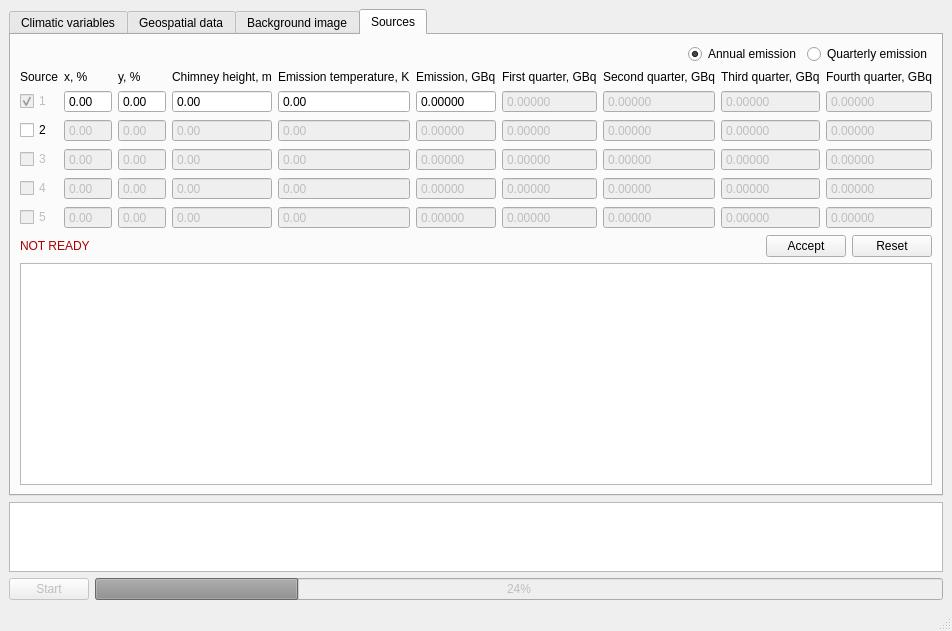
Before: the Qt Designer form mainwindow.ui in czertyaka/gaussian_dispersal, drawn with Qt 5.
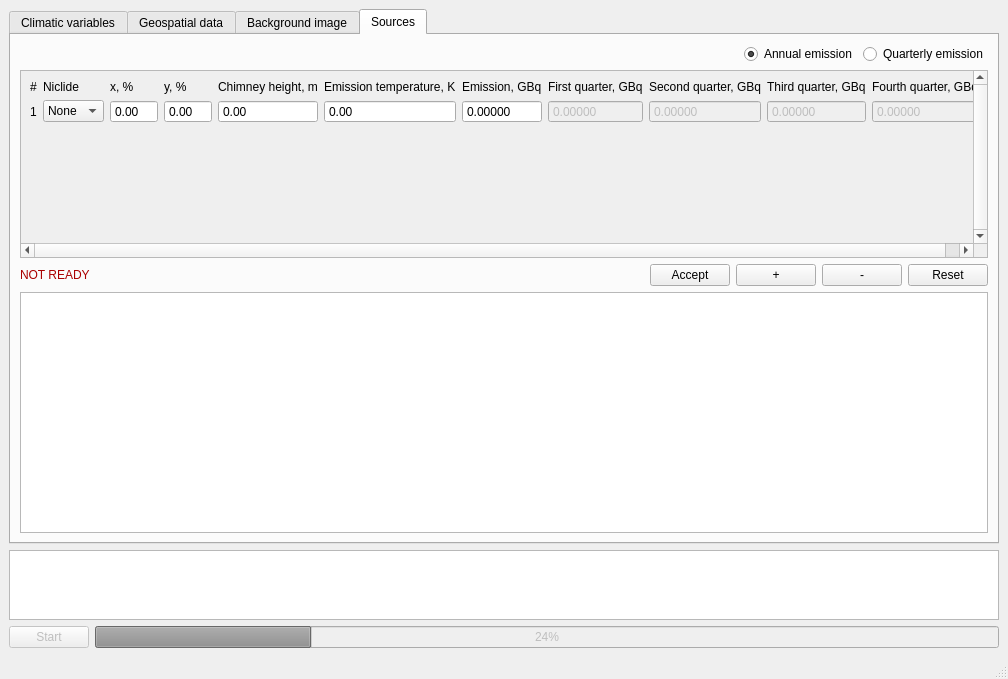
After: the same form once the commit is applied. The open tabs and pages were chosen to show the change.

Commit message: GUI: new source table

The edit to the form file:
```diff
--- a/mainwindow.ui
+++ b/mainwindow.ui
@@ -6,8 +6,8 @@
    <rect>
     <x>0</x>
     <y>0</y>
-    <width>869</width>
-    <height>631</height>
+    <width>1008</width>
+    <height>679</height>
    </rect>
   </property>
   <property name="windowTitle">
@@ -846,780 +846,297 @@
               </item>
              </layout>
             </item>
-            <item>
-             <layout class="QGridLayout" name="sourceTableLayout">
-              <item row="0" column="0">
-               <widget class="QLabel" name="srcLabel">
-                <property name="text">
-                 <string>Source</string>
-                </property>
-               </widget>
-              </item>
-              <item row="0" column="1">
-               <widget class="QLabel" name="xLabel">
-                <property name="text">
-                 <string>x, %</string>
-                </property>
-               </widget>
-              </item>
-              <item row="0" column="2">
-               <widget class="QLabel" name="yLabel">
-                <property name="text">
-                 <string>y, %</string>
-                </property>
-               </widget>
-              </item>
-              <item row="0" column="3">
-               <widget class="QLabel" name="heightLabel">
-                <property name="text">
-                 <string>Chimney height, m</string>
-                </property>
-               </widget>
-              </item>
-              <item row="0" column="4">
-               <widget class="QLabel" name="tempLabel">
-                <property name="text">
-                 <string>Emission temperature, K</string>
-                </property>
-               </widget>
-              </item>
-              <item row="0" column="5">
-               <widget class="QLabel" name="annualEmLabel">
-                <property name="text">
-                 <string>Emission, GBq</string>
-                </property>
-               </widget>
-              </item>
-              <item row="0" column="6">
-               <widget class="QLabel" name="q1Label">
-                <property name="text">
-                 <string>First quarter, GBq</string>
-                </property>
-               </widget>
-              </item>
-              <item row="0" column="7">
-               <widget class="QLabel" name="q2Label">
-                <property name="text">
-                 <string>Second quarter, GBq</string>
-                </property>
-               </widget>
-              </item>
-              <item row="0" column="8">
-               <widget class="QLabel" name="q3Label">
-                <property name="text">
-                 <string>Third quarter, GBq</string>
-                </property>
-               </widget>
-              </item>
-              <item row="0" column="9">
-               <widget class="QLabel" name="q4Label">
-                <property name="text">
-                 <string>Fourth quarter, GBq</string>
-                </property>
-               </widget>
-              </item>
-              <item row="1" column="0">
-               <widget class="QCheckBox" name="srcCheckBox">
-                <property name="enabled">
-                 <bool>false</bool>
-                </property>
-                <property name="text">
-                 <string>1</string>
-                </property>
-                <property name="checkable">
-                 <bool>true</bool>
-                </property>
-                <property name="checked">
-                 <bool>true</bool>
-                </property>
-               </widget>
-              </item>
-              <item row="1" column="1">
-               <widget class="QDoubleSpinBox" name="x1">
-                <property name="buttonSymbols">
-                 <enum>QAbstractSpinBox::NoButtons</enum>
-                </property>
-                <property name="maximum">
-                 <double>100.000000000000000</double>
-                </property>
-               </widget>
-              </item>
-              <item row="1" column="2">
-               <widget class="QDoubleSpinBox" name="y1">
-                <property name="buttonSymbols">
-                 <enum>QAbstractSpinBox::NoButtons</enum>
-                </property>
-                <property name="maximum">
-                 <double>100.000000000000000</double>
-                </property>
-               </widget>
-              </item>
-              <item row="1" column="3">
-               <widget class="QDoubleSpinBox" name="h1">
-                <property name="buttonSymbols">
-                 <enum>QAbstractSpinBox::NoButtons</enum>
-                </property>
-                <property name="maximum">
-                 <double>1000.000000000000000</double>
-                </property>
-               </widget>
-              </item>
-              <item row="1" column="4">
-               <widget class="QDoubleSpinBox" name="t1">
-                <property name="buttonSymbols">
-                 <enum>QAbstractSpinBox::NoButtons</enum>
-                </property>
-                <property name="maximum">
-                 <double>999.000000000000000</double>
-                </property>
-               </widget>
-              </item>
-              <item row="1" column="5">
-               <widget class="QDoubleSpinBox" name="e1">
-                <property name="buttonSymbols">
-                 <enum>QAbstractSpinBox::NoButtons</enum>
-                </property>
-                <property name="decimals">
-                 <number>5</number>
-                </property>
-                <property name="maximum">
-                 <double>1000.000000000000000</double>
-                </property>
-               </widget>
-              </item>
-              <item row="1" column="6">
-               <widget class="QDoubleSpinBox" name="q11">
-                <property name="enabled">
-                 <bool>false</bool>
-                </property>
-                <property name="buttonSymbols">
-                 <enum>QAbstractSpinBox::NoButtons</enum>
-                </property>
-                <property name="decimals">
-                 <number>5</number>
-                </property>
-                <property name="maximum">
-                 <double>1000.000000000000000</double>
-                </property>
-               </widget>
-              </item>
-              <item row="1" column="7">
-               <widget class="QDoubleSpinBox" name="q21">
-                <property name="enabled">
-                 <bool>false</bool>
-                </property>
-                <property name="buttonSymbols">
-                 <enum>QAbstractSpinBox::NoButtons</enum>
-                </property>
-                <property name="decimals">
-                 <number>5</number>
-                </property>
-                <property name="maximum">
-                 <double>1000.000000000000000</double>
-                </property>
-               </widget>
-              </item>
-              <item row="1" column="8">
-               <widget class="QDoubleSpinBox" name="q31">
-                <property name="enabled">
-                 <bool>false</bool>
-                </property>
-                <property name="buttonSymbols">
-                 <enum>QAbstractSpinBox::NoButtons</enum>
-                </property>
-                <property name="decimals">
-                 <number>5</number>
-                </property>
-                <property name="maximum">
-                 <double>1000.000000000000000</double>
-                </property>
-               </widget>
-              </item>
-              <item row="1" column="9">
-               <widget class="QDoubleSpinBox" name="q41">
-                <property name="enabled">
-                 <bool>false</bool>
-                </property>
-                <property name="buttonSymbols">
-                 <enum>QAbstractSpinBox::NoButtons</enum>
-                </property>
-                <property name="decimals">
-                 <number>5</number>
-                </property>
-                <property name="maximum">
-                 <double>1000.000000000000000</double>
-                </property>
-               </widget>
-              </item>
-              <item row="2" column="0">
-               <widget class="QCheckBox" name="srcCheckBox_2">
-                <property name="text">
-                 <string>2</string>
-                </property>
-               </widget>
-              </item>
-              <item row="2" column="1">
-               <widget class="QDoubleSpinBox" name="x2">
-                <property name="enabled">
-                 <bool>false</bool>
-                </property>
-                <property name="buttonSymbols">
-                 <enum>QAbstractSpinBox::NoButtons</enum>
-                </property>
-                <property name="maximum">
-                 <double>100.000000000000000</double>
-                </property>
-               </widget>
-              </item>
-              <item row="2" column="2">
-               <widget class="QDoubleSpinBox" name="y2">
-                <property name="enabled">
-                 <bool>false</bool>
-                </property>
-                <property name="buttonSymbols">
-                 <enum>QAbstractSpinBox::NoButtons</enum>
-                </property>
-                <property name="maximum">
-                 <double>100.000000000000000</double>
-                </property>
-               </widget>
-              </item>
-              <item row="2" column="3">
-               <widget class="QDoubleSpinBox" name="h2">
-                <property name="enabled">
-                 <bool>false</bool>
-                </property>
-                <property name="buttonSymbols">
-                 <enum>QAbstractSpinBox::NoButtons</enum>
-                </property>
-                <property name="maximum">
-                 <double>1000.000000000000000</double>
-                </property>
-               </widget>
-              </item>
-              <item row="2" column="4">
-               <widget class="QDoubleSpinBox" name="t2">
-                <property name="enabled">
-                 <bool>false</bool>
-                </property>
-                <property name="buttonSymbols">
-                 <enum>QAbstractSpinBox::NoButtons</enum>
-                </property>
-                <property name="maximum">
-                 <double>999.000000000000000</double>
-                </property>
-               </widget>
-              </item>
-              <item row="2" column="5">
-               <widget class="QDoubleSpinBox" name="e2">
-                <property name="enabled">
-                 <bool>false</bool>
-                </property>
-                <property name="buttonSymbols">
-                 <enum>QAbstractSpinBox::NoButtons</enum>
-                </property>
-                <property name="decimals">
-                 <number>5</number>
-                </property>
-                <property name="maximum">
-                 <double>1000.000000000000000</double>
-                </property>
-               </widget>
-              </item>
-              <item row="2" column="6">
-               <widget class="QDoubleSpinBox" name="q12">
-                <property name="enabled">
-                 <bool>false</bool>
-                </property>
-                <property name="buttonSymbols">
-                 <enum>QAbstractSpinBox::NoButtons</enum>
-                </property>
-                <property name="decimals">
-                 <number>5</number>
-                </property>
-                <property name="maximum">
-                 <double>1000.000000000000000</double>
-                </property>
-               </widget>
-              </item>
-              <item row="2" column="7">
-               <widget class="QDoubleSpinBox" name="q22">
-                <property name="enabled">
-                 <bool>false</bool>
-                </property>
-                <property name="buttonSymbols">
-                 <enum>QAbstractSpinBox::NoButtons</enum>
-                </property>
-                <property name="decimals">
-                 <number>5</number>
-                </property>
-                <property name="maximum">
-                 <double>1000.000000000000000</double>
-                </property>
-               </widget>
-              </item>
-              <item row="2" column="8">
-               <widget class="QDoubleSpinBox" name="q32">
-                <property name="enabled">
-                 <bool>false</bool>
-                </property>
-                <property name="buttonSymbols">
-                 <enum>QAbstractSpinBox::NoButtons</enum>
-                </property>
-                <property name="decimals">
-                 <number>5</number>
-                </property>
-                <property name="maximum">
-                 <double>1000.000000000000000</double>
-                </property>
-               </widget>
-              </item>
-              <item row="2" column="9">
-               <widget class="QDoubleSpinBox" name="q42">
-                <property name="enabled">
-                 <bool>false</bool>
-                </property>
-                <property name="buttonSymbols">
-                 <enum>QAbstractSpinBox::NoButtons</enum>
-                </property>
-                <property name="decimals">
-                 <number>5</number>
-                </property>
-                <property name="maximum">
-                 <double>1000.000000000000000</double>
-                </property>
-               </widget>
-              </item>
-              <item row="3" column="0">
-               <widget class="QCheckBox" name="srcCheckBox_3">
-                <property name="enabled">
-                 <bool>false</bool>
-                </property>
-                <property name="text">
-                 <string>3</string>
-                </property>
-               </widget>
-              </item>
-              <item row="3" column="1">
-               <widget class="QDoubleSpinBox" name="x3">
-                <property name="enabled">
-                 <bool>false</bool>
-                </property>
-                <property name="buttonSymbols">
-                 <enum>QAbstractSpinBox::NoButtons</enum>
-                </property>
-                <property name="maximum">
-                 <double>100.000000000000000</double>
-                </property>
-               </widget>
-              </item>
-              <item row="3" column="2">
-               <widget class="QDoubleSpinBox" name="y3">
-                <property name="enabled">
-                 <bool>false</bool>
-                </property>
-                <property name="buttonSymbols">
-                 <enum>QAbstractSpinBox::NoButtons</enum>
-                </property>
-                <property name="maximum">
-                 <double>100.000000000000000</double>
-                </property>
-               </widget>
-              </item>
-              <item row="3" column="3">
-               <widget class="QDoubleSpinBox" name="h3">
-                <property name="enabled">
-                 <bool>false</bool>
-                </property>
-                <property name="buttonSymbols">
-                 <enum>QAbstractSpinBox::NoButtons</enum>
-                </property>
-                <property name="maximum">
-                 <double>1000.000000000000000</double>
-                </property>
-               </widget>
-              </item>
-              <item row="3" column="4">
-               <widget class="QDoubleSpinBox" name="t3">
-                <property name="enabled">
-                 <bool>false</bool>
-                </property>
-                <property name="buttonSymbols">
-                 <enum>QAbstractSpinBox::NoButtons</enum>
-                </property>
-                <property name="maximum">
-                 <double>999.000000000000000</double>
-                </property>
-               </widget>
-              </item>
-              <item row="3" column="5">
-               <widget class="QDoubleSpinBox" name="e3">
-                <property name="enabled">
-                 <bool>false</bool>
-                </property>
-                <property name="buttonSymbols">
-                 <enum>QAbstractSpinBox::NoButtons</enum>
-                </property>
-                <property name="decimals">
-                 <number>5</number>
-                </property>
-                <property name="maximum">
-                 <double>1000.000000000000000</double>
-                </property>
-               </widget>
-              </item>
-              <item row="3" column="6">
-               <widget class="QDoubleSpinBox" name="q13">
-                <property name="enabled">
-                 <bool>false</bool>
-                </property>
-                <property name="buttonSymbols">
-                 <enum>QAbstractSpinBox::NoButtons</enum>
-                </property>
-                <property name="decimals">
-                 <number>5</number>
-                </property>
-                <property name="maximum">
-                 <double>1000.000000000000000</double>
-                </property>
-               </widget>
-              </item>
-              <item row="3" column="7">
-               <widget class="QDoubleSpinBox" name="q23">
-                <property name="enabled">
-                 <bool>false</bool>
-                </property>
-                <property name="buttonSymbols">
-                 <enum>QAbstractSpinBox::NoButtons</enum>
-                </property>
-                <property name="decimals">
-                 <number>5</number>
-                </property>
-                <property name="maximum">
-                 <double>1000.000000000000000</double>
-                </property>
-               </widget>
-              </item>
-              <item row="3" column="8">
-               <widget class="QDoubleSpinBox" name="q33">
-                <property name="enabled">
-                 <bool>false</bool>
-                </property>
-                <property name="buttonSymbols">
-                 <enum>QAbstractSpinBox::NoButtons</enum>
-                </property>
-                <property name="decimals">
-                 <number>5</number>
-                </property>
-                <property name="maximum">
-                 <double>1000.000000000000000</double>
-                </property>
-               </widget>
-              </item>
-              <item row="3" column="9">
-               <widget class="QDoubleSpinBox" name="q43">
-                <property name="enabled">
-                 <bool>false</bool>
-                </property>
-                <property name="buttonSymbols">
-                 <enum>QAbstractSpinBox::NoButtons</enum>
-                </property>
-                <property name="decimals">
-                 <number>5</number>
-                </property>
-                <property name="maximum">
-                 <double>1000.000000000000000</double>
-                </property>
-               </widget>
-              </item>
-              <item row="4" column="0">
-               <widget class="QCheckBox" name="srcCheckBox_4">
-                <property name="enabled">
-                 <bool>false</bool>
-                </property>
-                <property name="text">
-                 <string>4</string>
-                </property>
-               </widget>
-              </item>
-              <item row="4" column="1">
-               <widget class="QDoubleSpinBox" name="x4">
-                <property name="enabled">
-                 <bool>false</bool>
-                </property>
-                <property name="buttonSymbols">
-                 <enum>QAbstractSpinBox::NoButtons</enum>
-                </property>
-                <property name="maximum">
-                 <double>100.000000000000000</double>
-                </property>
-               </widget>
-              </item>
-              <item row="4" column="2">
-               <widget class="QDoubleSpinBox" name="y4">
-                <property name="enabled">
-                 <bool>false</bool>
-                </property>
-                <property name="buttonSymbols">
-                 <enum>QAbstractSpinBox::NoButtons</enum>
-                </property>
-                <property name="maximum">
-                 <double>100.000000000000000</double>
-                </property>
-               </widget>
-              </item>
-              <item row="4" column="4">
-               <widget class="QDoubleSpinBox" name="t4">
-                <property name="enabled">
-                 <bool>false</bool>
-                </property>
-                <property name="buttonSymbols">
-                 <enum>QAbstractSpinBox::NoButtons</enum>
-                </property>
-                <property name="maximum">
-                 <double>999.000000000000000</double>
-                </property>
-               </widget>
-              </item>
-              <item row="4" column="5">
-               <widget class="QDoubleSpinBox" name="e4">
-                <property name="enabled">
-                 <bool>false</bool>
-                </property>
-                <property name="buttonSymbols">
-                 <enum>QAbstractSpinBox::NoButtons</enum>
-                </property>
-                <property name="decimals">
-                 <number>5</number>
-                </property>
-                <property name="maximum">
-                 <double>1000.000000000000000</double>
-                </property>
-               </widget>
-              </item>
-              <item row="4" column="6">
-               <widget class="QDoubleSpinBox" name="q14">
-                <property name="enabled">
-                 <bool>false</bool>
-                </property>
-                <property name="buttonSymbols">
-                 <enum>QAbstractSpinBox::NoButtons</enum>
-                </property>
-                <property name="decimals">
-                 <number>5</number>
-                </property>
-                <property name="maximum">
-                 <double>1000.000000000000000</double>
-                </property>
-               </widget>
-              </item>
-              <item row="4" column="7">
-               <widget class="QDoubleSpinBox" name="q24">
-                <property name="enabled">
-                 <bool>false</bool>
-                </property>
-                <property name="buttonSymbols">
-                 <enum>QAbstractSpinBox::NoButtons</enum>
-                </property>
-                <property name="decimals">
-                 <number>5</number>
-                </property>
-                <property name="maximum">
-                 <double>1000.000000000000000</double>
-                </property>
-               </widget>
-              </item>
-              <item row="4" column="8">
-               <widget class="QDoubleSpinBox" name="q34">
-                <property name="enabled">
-                 <bool>false</bool>
-                </property>
-                <property name="buttonSymbols">
-                 <enum>QAbstractSpinBox::NoButtons</enum>
-                </property>
-                <property name="decimals">
-                 <number>5</number>
-                </property>
-                <property name="maximum">
-                 <double>1000.000000000000000</double>
-                </property>
-               </widget>
-              </item>
-              <item row="4" column="9">
-               <widget class="QDoubleSpinBox" name="q44">
-                <property name="enabled">
-                 <bool>false</bool>
-                </property>
-                <property name="buttonSymbols">
-                 <enum>QAbstractSpinBox::NoButtons</enum>
-                </property>
-                <property name="decimals">
-                 <number>5</number>
-                </property>
-                <property name="maximum">
-                 <double>1000.000000000000000</double>
-                </property>
-               </widget>
-              </item>
-              <item row="5" column="0">
-               <widget class="QCheckBox" name="srcCheckBox_5">
-                <property name="enabled">
-                 <bool>false</bool>
-                </property>
-                <property name="text">
-                 <string>5</string>
-                </property>
-               </widget>
-              </item>
-              <item row="5" column="1">
-               <widget class="QDoubleSpinBox" name="x5">
-                <property name="enabled">
-                 <bool>false</bool>
-                </property>
-                <property name="buttonSymbols">
-                 <enum>QAbstractSpinBox::NoButtons</enum>
-                </property>
-                <property name="maximum">
-                 <double>100.000000000000000</double>
-                </property>
-               </widget>
-              </item>
-              <item row="5" column="2">
-               <widget class="QDoubleSpinBox" name="y5">
-                <property name="enabled">
-                 <bool>false</bool>
-                </property>
-                <property name="buttonSymbols">
-                 <enum>QAbstractSpinBox::NoButtons</enum>
-                </property>
-                <property name="maximum">
-                 <double>100.000000000000000</double>
-                </property>
-               </widget>
-              </item>
-              <item row="5" column="3">
-               <widget class="QDoubleSpinBox" name="h5">
-                <property name="enabled">
-                 <bool>false</bool>
-                </property>
-                <property name="buttonSymbols">
-                 <enum>QAbstractSpinBox::NoButtons</enum>
-                </property>
-                <property name="maximum">
-                 <double>1000.000000000000000</double>
-                </property>
-               </widget>
-              </item>
-              <item row="5" column="4">
-               <widget class="QDoubleSpinBox" name="t5">
-                <property name="enabled">
-                 <bool>false</bool>
-                </property>
-                <property name="buttonSymbols">
-                 <enum>QAbstractSpinBox::NoButtons</enum>
-                </property>
-                <property name="maximum">
-                 <double>999.000000000000000</double>
-                </property>
-               </widget>
-              </item>
-              <item row="5" column="5">
-               <widget class="QDoubleSpinBox" name="e5">
-                <property name="enabled">
-                 <bool>false</bool>
-                </property>
-                <property name="buttonSymbols">
-                 <enum>QAbstractSpinBox::NoButtons</enum>
-                </property>
-                <property name="decimals">
-                 <number>5</number>
-                </property>
-                <property name="maximum">
-                 <double>1000.000000000000000</double>
-                </property>
-               </widget>
-              </item>
-              <item row="5" column="6">
-               <widget class="QDoubleSpinBox" name="q15">
-                <property name="enabled">
-                 <bool>false</bool>
-                </property>
-                <property name="buttonSymbols">
-                 <enum>QAbstractSpinBox::NoButtons</enum>
-                </property>
-                <property name="decimals">
-                 <number>5</number>
-                </property>
-                <property name="maximum">
-                 <double>1000.000000000000000</double>
-                </property>
-               </widget>
-              </item>
-              <item row="5" column="7">
-               <widget class="QDoubleSpinBox" name="q25">
-                <property name="enabled">
-                 <bool>false</bool>
-                </property>
-                <property name="buttonSymbols">
-                 <enum>QAbstractSpinBox::NoButtons</enum>
-                </property>
-                <property name="decimals">
-                 <number>5</number>
-                </property>
-                <property name="maximum">
-                 <double>1000.000000000000000</double>
-                </property>
-               </widget>
-              </item>
-              <item row="5" column="8">
-               <widget class="QDoubleSpinBox" name="q35">
-                <property name="enabled">
-                 <bool>false</bool>
-                </property>
-                <property name="buttonSymbols">
-                 <enum>QAbstractSpinBox::NoButtons</enum>
-                </property>
-                <property name="decimals">
-                 <number>5</number>
-                </property>
-                <property name="maximum">
-                 <double>999.000000000000000</double>
-                </property>
-               </widget>
-              </item>
-              <item row="5" column="9">
-               <widget class="QDoubleSpinBox" name="q45">
-                <property name="enabled">
-                 <bool>false</bool>
-                </property>
-                <property name="buttonSymbols">
-                 <enum>QAbstractSpinBox::NoButtons</enum>
-                </property>
-                <property name="decimals">
-                 <number>5</number>
-                </property>
-                <property name="maximum">
-                 <double>1000.000000000000000</double>
-                </property>
-               </widget>
-              </item>
-              <item row="4" column="3">
-               <widget class="QDoubleSpinBox" name="h4">
-                <property name="enabled">
-                 <bool>false</bool>
-                </property>
-                <property name="buttonSymbols">
-                 <enum>QAbstractSpinBox::NoButtons</enum>
-                </property>
-                <property name="maximum">
-                 <double>1000.000000000000000</double>
-                </property>
-               </widget>
-              </item>
-             </layout>
-            </item>
            </layout>
           </item>
+          <item>
+           <widget class="QScrollArea" name="sourceScrollArea">
+            <property name="enabled">
+             <bool>true</bool>
+            </property>
+            <property name="sizePolicy">
+             <sizepolicy hsizetype="Expanding" vsizetype="Expanding">
+              <horstretch>0</horstretch>
+              <verstretch>0</verstretch>
+             </sizepolicy>
+            </property>
+            <property name="baseSize">
+             <size>
+              <width>0</width>
+              <height>0</height>
+             </size>
+            </property>
+            <property name="focusPolicy">
+             <enum>Qt::StrongFocus</enum>
+            </property>
+            <property name="verticalScrollBarPolicy">
+             <enum>Qt::ScrollBarAlwaysOn</enum>
+            </property>
+            <property name="horizontalScrollBarPolicy">
+             <enum>Qt::ScrollBarAsNeeded</enum>
+            </property>
+            <property name="widgetResizable">
+             <bool>true</bool>
+            </property>
+            <widget class="QWidget" name="scrollAreaWidgetContents">
+             <property name="geometry">
+              <rect>
+               <x>0</x>
+               <y>0</y>
+               <width>950</width>
+               <height>62</height>
+              </rect>
+             </property>
+             <property name="sizePolicy">
+              <sizepolicy hsizetype="Preferred" vsizetype="Maximum">
+               <horstretch>0</horstretch>
+               <verstretch>0</verstretch>
+              </sizepolicy>
+             </property>
+             <layout class="QVBoxLayout" name="verticalLayout_7">
+              <item>
+               <layout class="QGridLayout" name="sourceTableLayout">
+                <item row="1" column="7">
+                 <widget class="QDoubleSpinBox" name="firstQSpinBox">
+                  <property name="enabled">
+                   <bool>false</bool>
+                  </property>
+                  <property name="buttonSymbols">
+                   <enum>QAbstractSpinBox::NoButtons</enum>
+                  </property>
+                  <property name="decimals">
+                   <number>5</number>
+                  </property>
+                  <property name="maximum">
+                   <double>1000.000000000000000</double>
+                  </property>
+                 </widget>
+                </item>
+                <item row="0" column="2">
+                 <widget class="QLabel" name="xLabel">
+                  <property name="text">
+                   <string>x, %</string>
+                  </property>
+                 </widget>
+                </item>
+                <item row="1" column="9">
+                 <widget class="QDoubleSpinBox" name="thirdQSpinBox">
+                  <property name="enabled">
+                   <bool>false</bool>
+                  </property>
+                  <property name="buttonSymbols">
+                   <enum>QAbstractSpinBox::NoButtons</enum>
+                  </property>
+                  <property name="decimals">
+                   <number>5</number>
+                  </property>
+                  <property name="maximum">
+                   <double>1000.000000000000000</double>
+                  </property>
+                 </widget>
+                </item>
+                <item row="0" column="8">
+                 <widget class="QLabel" name="secondQLabel">
+                  <property name="text">
+                   <string>Second quarter, GBq</string>
+                  </property>
+                 </widget>
+                </item>
+                <item row="1" column="4">
+                 <widget class="QDoubleSpinBox" name="heightSpinBox">
+                  <property name="focusPolicy">
+                   <enum>Qt::WheelFocus</enum>
+                  </property>
+                  <property name="buttonSymbols">
+                   <enum>QAbstractSpinBox::NoButtons</enum>
+                  </property>
+                  <property name="maximum">
+                   <double>1000.000000000000000</double>
+                  </property>
+                 </widget>
+                </item>
+                <item row="0" column="1">
+                 <widget class="QLabel" name="nuclideLabel">
+                  <property name="text">
+                   <string>Niclide</string>
+                  </property>
+                 </widget>
+                </item>
+                <item row="1" column="2">
+                 <widget class="QDoubleSpinBox" name="xSpinBox">
+                  <property name="focusPolicy">
+                   <enum>Qt::WheelFocus</enum>
+                  </property>
+                  <property name="buttonSymbols">
+                   <enum>QAbstractSpinBox::NoButtons</enum>
+                  </property>
+                  <property name="maximum">
+                   <double>100.000000000000000</double>
+                  </property>
+                 </widget>
+                </item>
+                <item row="1" column="1">
+                 <widget class="QComboBox" name="nuclideComboBox">
+                  <item>
+                   <property name="text">
+                    <string>None</string>
+                   </property>
+                  </item>
+                  <item>
+                   <property name="text">
+                    <string>ИРГ1</string>
+                   </property>
+                  </item>
+                  <item>
+                   <property name="text">
+                    <string>ИРГ2</string>
+                   </property>
+                  </item>
+                  <item>
+                   <property name="text">
+                    <string>ИРГ4</string>
+                   </property>
+                  </item>
+                  <item>
+                   <property name="text">
+                    <string>ИРГ4</string>
+                   </property>
+                  </item>
+                 </widget>
+                </item>
+                <item row="0" column="9">
+                 <widget class="QLabel" name="thirdQLabel">
+                  <property name="text">
+                   <string>Third quarter, GBq</string>
+                  </property>
+                 </widget>
+                </item>
+                <item row="1" column="8">
+                 <widget class="QDoubleSpinBox" name="secondQSpinBox">
+                  <property name="enabled">
+                   <bool>false</bool>
+                  </property>
+                  <property name="buttonSymbols">
+                   <enum>QAbstractSpinBox::NoButtons</enum>
+                  </property>
+                  <property name="decimals">
+                   <number>5</number>
+                  </property>
+                  <property name="maximum">
+                   <double>1000.000000000000000</double>
+                  </property>
+                 </widget>
+                </item>
+                <item row="1" column="5">
+                 <widget class="QDoubleSpinBox" name="tempSpinBox">
+                  <property name="buttonSymbols">
+                   <enum>QAbstractSpinBox::NoButtons</enum>
+                  </property>
+                  <property name="maximum">
+                   <double>1000.000000000000000</double>
+                  </property>
+                 </widget>
+                </item>
+                <item row="0" column="7">
+                 <widget class="QLabel" name="firstQLabel">
+                  <property name="text">
+                   <string>First quarter, GBq</string>
+                  </property>
+                 </widget>
+                </item>
+                <item row="1" column="6">
+                 <widget class="QDoubleSpinBox" name="emissionSpinBox">
+                  <property name="buttonSymbols">
+                   <enum>QAbstractSpinBox::NoButtons</enum>
+                  </property>
+                  <property name="decimals">
+                   <number>5</number>
+                  </property>
+                  <property name="maximum">
+                   <double>1000.000000000000000</double>
+                  </property>
+                 </widget>
+                </item>
+                <item row="0" column="5">
+                 <widget class="QLabel" name="tempLabel">
+                  <property name="text">
+                   <string>Emission temperature, K</string>
+                  </property>
+                 </widget>
+                </item>
+                <item row="1" column="10">
+                 <widget class="QDoubleSpinBox" name="fourthQSpinBox">
+                  <property name="enabled">
+                   <bool>false</bool>
+                  </property>
+                  <property name="buttonSymbols">
+                   <enum>QAbstractSpinBox::NoButtons</enum>
+                  </property>
+                  <property name="decimals">
+                   <number>5</number>
+                  </property>
+                  <property name="maximum">
+                   <double>1000.000000000000000</double>
+                  </property>
+                 </widget>
+                </item>
+                <item row="0" column="10">
+                 <widget class="QLabel" name="fourthQLabel">
+                  <property name="text">
+                   <string>Fourth quarter, GBq</string>
+                  </property>
+                 </widget>
+                </item>
+                <item row="0" column="4">
+                 <widget class="QLabel" name="heightLabel">
+                  <property name="text">
+                   <string>Chimney height, m</string>
+                  </property>
+                 </widget>
+                </item>
+                <item row="1" column="3">
+                 <widget class="QDoubleSpinBox" name="ySpinBox">
+                  <property name="buttonSymbols">
+                   <enum>QAbstractSpinBox::NoButtons</enum>
+                  </property>
+                  <property name="maximum">
+                   <double>100.000000000000000</double>
+                  </property>
+                 </widget>
+                </item>
+                <item row="0" column="3">
+                 <widget class="QLabel" name="yLabel">
+                  <property name="text">
+                   <string>y, %</string>
+                  </property>
+                 </widget>
+                </item>
+                <item row="0" column="6">
+                 <widget class="QLabel" name="annualEmLabel">
+                  <property name="text">
+                   <string>Emission, GBq</string>
+                  </property>
+                 </widget>
+                </item>
+                <item row="0" column="0">
+                 <widget class="QLabel" name="label">
+                  <property name="text">
+                   <string>#</string>
+                  </property>
+                 </widget>
+                </item>
+                <item row="1" column="0">
+                 <widget class="QLabel" name="label_2">
+                  <property name="text">
+                   <string>1</string>
+                  </property>
+                 </widget>
+                </item>
+               </layout>
+              </item>
+             </layout>
+            </widget>
+           </widget>
+          </item>
           <item>
            <layout class="QHBoxLayout" name="sourcesAcceptLayout">
             <item>
@@ -1649,6 +1166,26 @@
               </property>
              </widget>
             </item>
+            <item>
+             <widget class="QPushButton" name="addSourceButrton">
+              <property name="sizePolicy">
+               <sizepolicy hsizetype="Fixed" vsizetype="Fixed">
+                <horstretch>0</horstretch>
+                <verstretch>0</verstretch>
+               </sizepolicy>
+              </property>
+              <property name="text">
+               <string>+</string>
+              </property>
+             </widget>
+            </item>
+            <item>
+             <widget class="QPushButton" name="removeSourceButton">
+              <property name="text">
+               <string>-</string>
+              </property>
+             </widget>
+            </item>
             <item>
              <widget class="QPushButton" name="srcResetButton">
               <property name="text">
```
Left out of the diff: 7 changed lines with no effect on the pictures. The commit also changes 2 other files.
